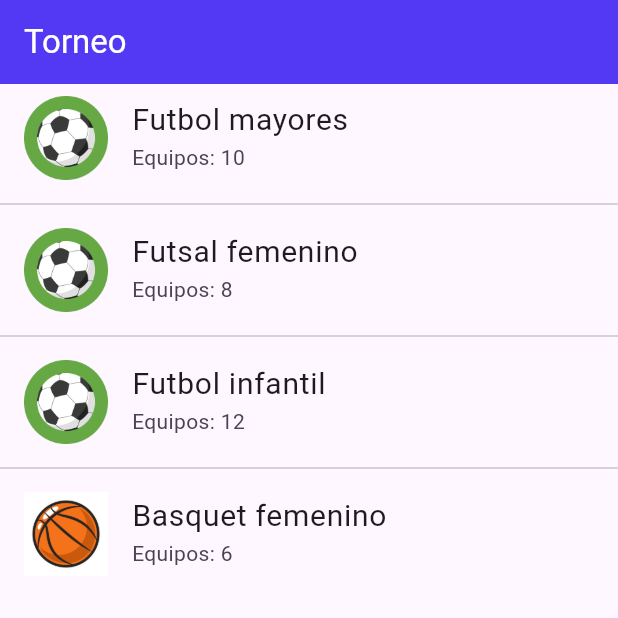
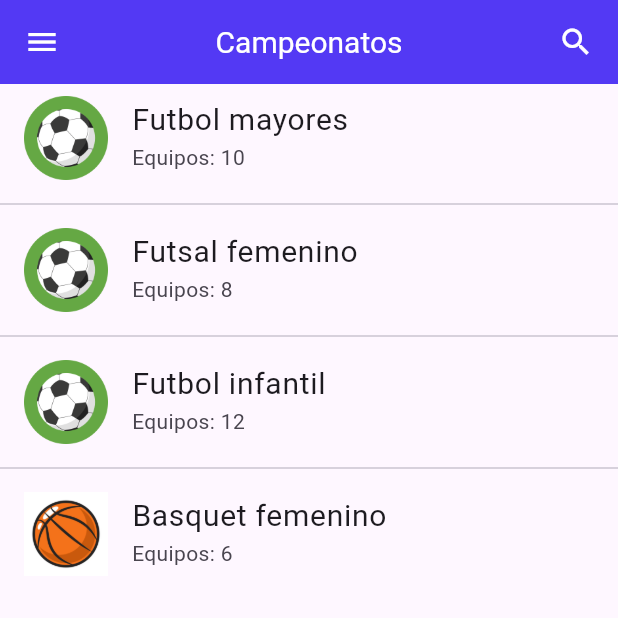
Before and after one commit to adimerpaul/appFutbol, a Flutter app: the screen it shows after launch, on a phone screen of 412 x 824 dp, the top half of it. Run offline on Flutter 3.47's test engine with Material 3 defaults, Android fonts, the phone set to English and light mode, and no system bars.

```diff
--- a/lib/pages/main/main.dart
+++ b/lib/pages/main/main.dart
@@ -31,9 +31,17 @@ class _MainPageState extends State<MainPage> {
   Widget build(BuildContext context) {
     return Scaffold(
       appBar: AppBar(
-        title: const Text('Torneo'),
         backgroundColor: primaryColor,
         foregroundColor: Colors.white,
+        title: Row(
+          mainAxisAlignment: MainAxisAlignment.spaceBetween,
+          children: [
+            Icon(Icons.menu),
+            Text('Campeonatos',style: TextStyle(fontSize: 20)),
+            Icon(Icons.search),
+            // icon notification
+          ],
+        ),
       ),
       body: ListView.separated(
         separatorBuilder: (context, index) => const Divider(),
--- a/pubspec.yaml
+++ b/pubspec.yaml
@@ -34,6 +34,7 @@ dependencies:
   # The following adds the Cupertino Icons font to your application.
   # Use with the CupertinoIcons class for iOS style icons.
   cupertino_icons: ^1.0.8
+  badges: ^3.1.2
 
 dev_dependencies:
   flutter_test:
```
Also changed, not shown: assets/images/users.jpg (added), assets/images/users.png (added), pubspec.lock.
